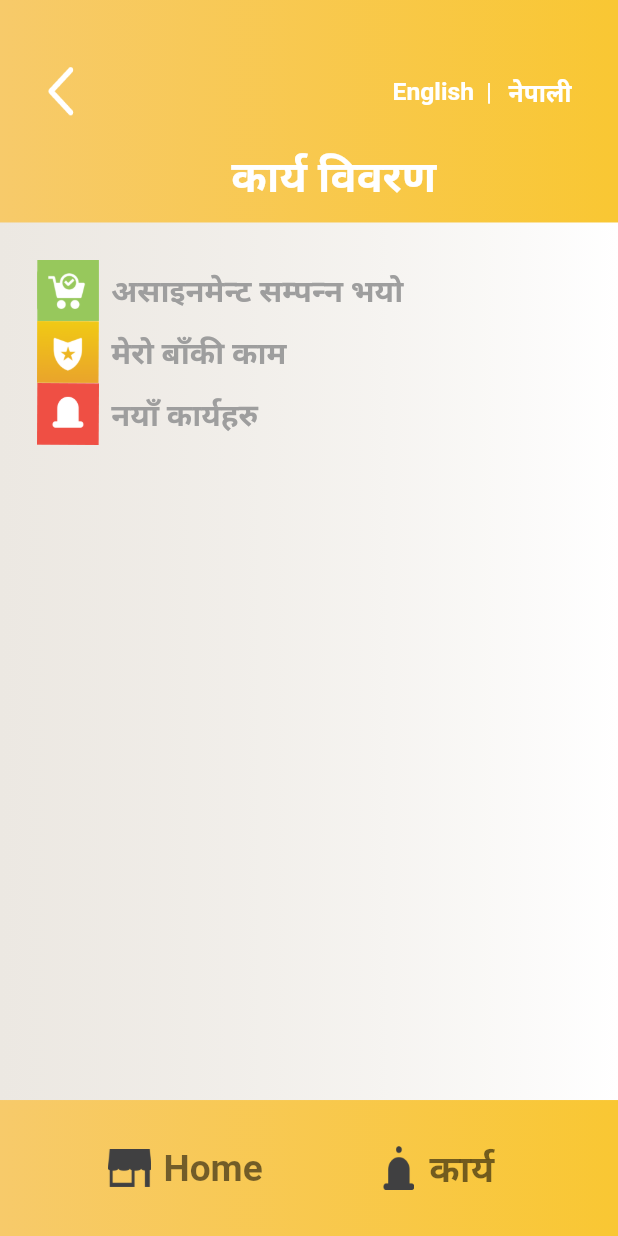
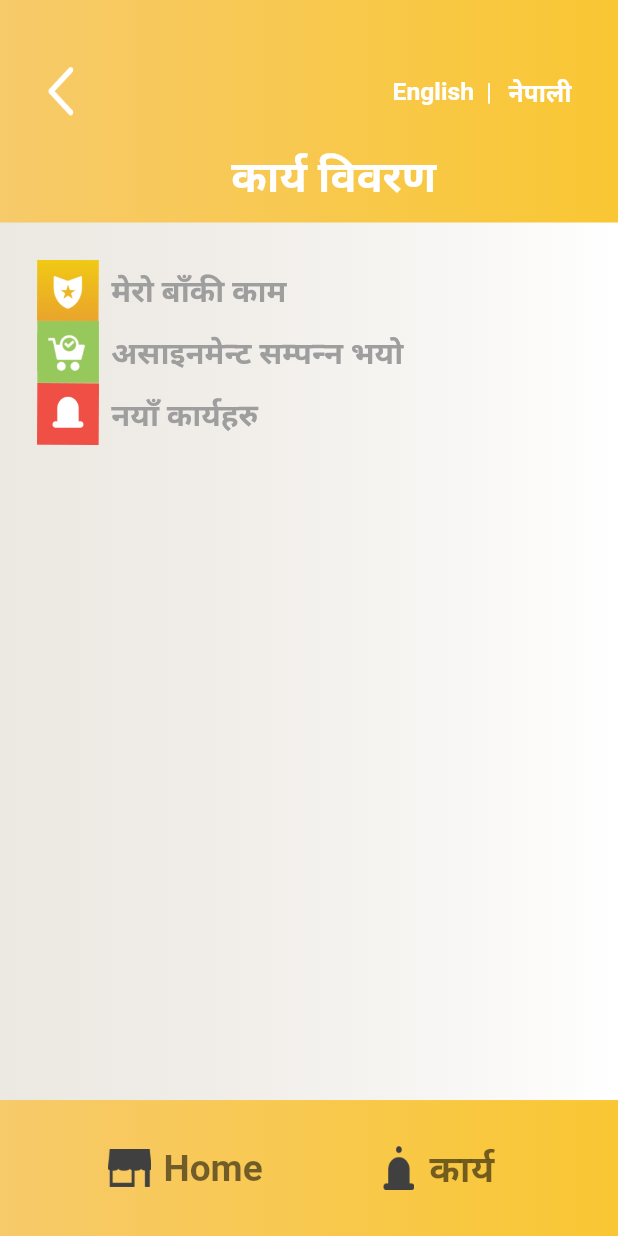
Before and after one commit to diksha/grihni, a Flutter app: the TaskCompleted screen opened directly with empty values, after a tap on "नेपाली", after a tap on "मेरो बाँकी काम", on a phone screen of 412 x 824 dp. Run offline on Flutter 3.47's test engine with Material 2 defaults, Android fonts, the phone set to English and light mode, and no system bars; our stand-ins replace cloud_firestore, device_preview, firebase_auth, firebase_core, firebase_storage, flutter_riverpod and 4 more; accounts and stored records are empty; generated files the repository leaves out were written again; project files that could hold a hidden picture were left out.

Commit message:
setup the arrangement of tasks in task detail screen

```diff
--- a/lib/ui/router.dart
+++ b/lib/ui/router.dart
@@ -80,7 +80,8 @@ Route<dynamic> generateRoute(RouteSettings settings) {
                 task: task,
               ));
     case taskDetailsScreenRoute:
-      return MaterialPageRoute(builder: (context) => const TaskDetails());
+      var selectedButton = settings.arguments as String;
+      return MaterialPageRoute(builder: (context) => TaskDetails(selectedButton: selectedButton,));
 
     case photoUploadScreenRoute:
       var uploadLink = settings.arguments as String;
--- a/lib/ui/screens/profile/profile.dart
+++ b/lib/ui/screens/profile/profile.dart
@@ -169,7 +169,7 @@ class Profile extends ConsumerWidget {
                       ),
                       TextButton(
                         onPressed: () {
-                          Navigator.pushNamed(context, taskDetailsScreenRoute);
+                          Navigator.pushNamed(context, taskDetailsScreenRoute,arguments: "ASSIGNMENTS_DONE");
                         },
                         child: Column(
                           children: [
@@ -202,7 +202,7 @@ class Profile extends ConsumerWidget {
                       ),
                       TextButton(
                         onPressed: () {
-                          Navigator.pushNamed(context, taskDetailsScreenRoute);
+                          Navigator.pushNamed(context, taskDetailsScreenRoute,arguments: "PENDING_TASKS");
                         },
                         child: Column(
                           children: [
@@ -234,7 +234,7 @@ class Profile extends ConsumerWidget {
                       ),
                       TextButton(
                         onPressed: () {
-                          Navigator.pushNamed(context, taskDetailsScreenRoute);
+                          Navigator.pushNamed(context, taskDetailsScreenRoute,arguments: "NEW_TASK");
                         },
                         child: Column(
                           children: [
--- a/lib/ui/screens/profile/task_details.dart
+++ b/lib/ui/screens/profile/task_details.dart
@@ -14,7 +14,8 @@ import 'package:flutter_gen/gen_l10n/app_localizations.dart';
 import 'package:junkiri/ui/widgets/yellow_gradient.dart';
 
 class TaskDetails extends ConsumerWidget {
-  const TaskDetails({Key? key}) : super(key: key);
+  final String selectedButton;
+  const TaskDetails({Key? key, required this.selectedButton}) : super(key: key);
   @override
   Widget build(BuildContext context, ScopedReader watch) {
     final grihini = watch(grihiniProvider);
@@ -22,7 +23,7 @@ class TaskDetails extends ConsumerWidget {
     h = MediaQuery.of(context).size.height;
     return Scaffold(
       body: grihini.when(
-        data: (grihini) => _buildBody(context, grihini, watch),
+        data: (grihini) => _buildBody(context, grihini, watch, selectedButton),
         error: (err, stack) => Center(child: Text(err.toString())),
         loading: () => const Center(child: CircularProgressIndicator()),
       ),
@@ -30,7 +31,8 @@ class TaskDetails extends ConsumerWidget {
   }
 }
 
-Widget _buildBody(context, Grihini grihini, ScopedReader watch) {
+Widget _buildBody(
+    context, Grihini grihini, ScopedReader watch, selectedButton) {
   List<String> pendingTaskIds = grihini.pendingTasks;
   List<String> completedTaskIds = grihini.completedTasks;
   final pendingTask = watch(tasksProvider(pendingTaskIds));
@@ -71,107 +73,31 @@ Widget _buildBody(context, Grihini grihini, ScopedReader watch) {
             width: w,
             height: h * 0.31,
             child: SingleChildScrollView(
-              child: Column(
+              child: selectedButton == "ASSIGNMENTS_DONE"
+                  ? Column(
                       mainAxisAlignment: MainAxisAlignment.spaceBetween,
                       children: [
-                  Row(
+                        _assignmentsDone(context, completedTask, grihini),
+                        _pendingTasks(context, pendingTask, grihini),
+                        _newTasks(context, newTask, grihini),
+                      ],
+                    )
+                  : selectedButton == "PENDING_TASKS"
+                      ? Column(
+                          mainAxisAlignment: MainAxisAlignment.spaceBetween,
                           children: [
-                      SizedBox(
-                        width: w * 0.1,
-                        child: Image.asset(
-                            'assets/images/icons/assignments_done.png'),
-                      ),
-                      SizedBox(
-                        width: w * 0.02,
-                      ),
-                      Text(
-                        AppLocalizations.of(context)!.assignmentsDone,
-                        style: TextStyle(
-                            fontSize: w * 0.05,
-                            color: Colors.grey,
-                            fontWeight: FontWeight.bold),
-                      ),
+                            _pendingTasks(context, pendingTask, grihini),
+                            _assignmentsDone(context, completedTask, grihini),
+                            _newTasks(context, newTask, grihini),
                           ],
-                  ),
-                  Container(
-                    width: w,
-                    child: SingleChildScrollView(
-                      scrollDirection: Axis.horizontal,
-                      child: completedTask.when(
-                        data: (taskList) =>
-                            taskListGenerator(taskList, grihini, context),
-                        loading: () =>
-                            const Center(child: CircularProgressIndicator()),
-                        error: (err, stack) =>
-                            Center(child: Text(err.toString())),
-                      ),
-                    ),
-                  ),
-                  Row(
+                        )
+                      : Column(
+                          mainAxisAlignment: MainAxisAlignment.spaceBetween,
                           children: [
-                      SizedBox(
-                        width: w * 0.1,
-                        child: Image.asset(
-                            'assets/images/icons/pending_tasks.png'),
-                      ),
-                      SizedBox(
-                        width: w * 0.02,
-                      ),
-                      Text(
-                        AppLocalizations.of(context)!.myPendingTasks,
-                        style: TextStyle(
-                            fontSize: w * 0.05,
-                            color: Colors.grey,
-                            fontWeight: FontWeight.bold),
-                      ),
-                    ],
-                  ),
-                  Container(
-                    width: w,
-                    child: SingleChildScrollView(
-                      scrollDirection: Axis.horizontal,
-                      child: pendingTask.when(
-                        data: (taskList) =>
-                            taskListGenerator(taskList, grihini, context),
-                        loading: () =>
-                            const Center(child: CircularProgressIndicator()),
-                        error: (err, stack) =>
-                            Center(child: Text(err.toString())),
-                      ),
-                    ),
-                  ),
-                  Row(
-                    children: [
-                      SizedBox(
-                        width: w * 0.1,
-                        child: Image.asset('assets/images/icons/new_tasks.png'),
-                      ),
-                      SizedBox(
-                        width: w * 0.02,
-                      ),
-                      Text(
-                        AppLocalizations.of(context)!.newTasks,
-                        style: TextStyle(
-                            fontSize: w * 0.05,
-                            color: Colors.grey,
-                            fontWeight: FontWeight.bold),
-                      ),
-                    ],
-                  ),
-                  Container(
-                    width: w,
-                    child: SingleChildScrollView(
-                      scrollDirection: Axis.horizontal,
-                      child: newTask.when(
-                        data: (taskList) =>
-                            taskListGenerator(taskList, grihini, context),
-                        loading: () =>
-                            const Center(child: CircularProgressIndicator()),
-                        error: (err, stack) =>
-                            Center(child: Text(err.toString())),
-                      ),
-                    ),
-                  ),
+                            _newTasks(context, newTask, grihini),
+                            _pendingTasks(context, pendingTask, grihini),
+                            _assignmentsDone(context, completedTask, grihini),
+
                           ],
                         ),
             ),
@@ -269,3 +195,111 @@ Widget taskCard(Task task, Grihini grihini, BuildContext context) {
     ),
   );
 }
+
+Widget _newTasks(context, newTask, grihini) {
+  return Column(
+    children: [
+      Row(
+        children: [
+          SizedBox(
+            width: w * 0.1,
+            child: Image.asset('assets/images/icons/new_tasks.png'),
+          ),
+          SizedBox(
+            width: w * 0.02,
+          ),
+          Text(
+            AppLocalizations.of(context)!.newTasks,
+            style: TextStyle(
+                fontSize: w * 0.05,
+                color: Colors.grey,
+                fontWeight: FontWeight.bold),
+          ),
+        ],
+      ),
+      Container(
+        width: w,
+        child: SingleChildScrollView(
+          scrollDirection: Axis.horizontal,
+          child: newTask.when(
+            data: (taskList) => taskListGenerator(taskList, grihini, context),
+            loading: () => const Center(child: CircularProgressIndicator()),
+            error: (err, stack) => Center(child: Text(err.toString())),
+          ),
+        ),
+      ),
+    ],
+  );
+}
+
+Widget _pendingTasks(context, pendingTask, grihini) {
+  return Column(
+    children: [
+      Row(
+        children: [
+          SizedBox(
+            width: w * 0.1,
+            child: Image.asset('assets/images/icons/pending_tasks.png'),
+          ),
+          SizedBox(
+            width: w * 0.02,
+          ),
+          Text(
+            AppLocalizations.of(context)!.myPendingTasks,
+            style: TextStyle(
+                fontSize: w * 0.05,
+                color: Colors.grey,
+                fontWeight: FontWeight.bold),
+          ),
+        ],
+      ),
+      Container(
+        width: w,
+        child: SingleChildScrollView(
+          scrollDirection: Axis.horizontal,
+          child: pendingTask.when(
+            data: (taskList) => taskListGenerator(taskList, grihini, context),
+            loading: () => const Center(child: CircularProgressIndicator()),
+            error: (err, stack) => Center(child: Text(err.toString())),
+          ),
+        ),
+      ),
+    ],
+  );
+}
+
+Widget _assignmentsDone(context, completedTask, grihini) {
+  return Column(
+    children: [
+      Row(
+        children: [
+          SizedBox(
+            width: w * 0.1,
+            child: Image.asset('assets/images/icons/assignments_done.png'),
+          ),
+          SizedBox(
+            width: w * 0.02,
+          ),
+          Text(
+            AppLocalizations.of(context)!.assignmentsDone,
+            style: TextStyle(
+                fontSize: w * 0.05,
+                color: Colors.grey,
+                fontWeight: FontWeight.bold),
+          ),
+        ],
+      ),
+      Container(
+        width: w,
+        child: SingleChildScrollView(
+          scrollDirection: Axis.horizontal,
+          child: completedTask.when(
+            data: (taskList) => taskListGenerator(taskList, grihini, context),
+            loading: () => const Center(child: CircularProgressIndicator()),
+            error: (err, stack) => Center(child: Text(err.toString())),
+          ),
+        ),
+      ),
+    ],
+  );
+}
--- a/lib/ui/screens/tasks/task_completed.dart
+++ b/lib/ui/screens/tasks/task_completed.dart
@@ -87,8 +87,9 @@ class TaskCompleted extends ConsumerWidget {
                             children: [
                               GestureDetector(
                                 onTap: () {
-                                  Navigator.pushReplacementNamed(
-                                      context, taskDetailsScreenRoute);
+                                  Navigator.popUntil(context, (route) => false);
+                                  Navigator.pushNamed(
+                                      context, taskDetailsScreenRoute,arguments: "PENDING_TASKS");
                                 },
                                 child: Container(
                                   child: Column(
@@ -108,8 +109,9 @@ class TaskCompleted extends ConsumerWidget {
                               ),
                               GestureDetector(
                                 onTap: () {
-                                  Navigator.pushReplacementNamed(
-                                      context, taskDetailsScreenRoute);
+                                  Navigator.popUntil(context, (route) => false);
+                                  Navigator.pushNamed(
+                                      context, taskDetailsScreenRoute,arguments: "NEW_TASKS");
                                 },
                                 child: Container(
                                   child: Column(
--- a/lib/ui/screens/tasks/task_step_youtube.dart
+++ b/lib/ui/screens/tasks/task_step_youtube.dart
@@ -229,7 +229,8 @@ class TaskStepYoutube extends ConsumerWidget {
                       ),
                       TextButton(
                         onPressed: () {
-                          Navigator.pushNamed(context, taskDetailsScreenRoute);
+                          Navigator.popUntil(context, (route) => false);
+                          Navigator.popAndPushNamed(context, taskDetailsScreenRoute,arguments: "PENDING_TASKS");
                         },
                         child: Text(
                           AppLocalizations.of(context)!.task,
--- a/lib/ui/widgets/bottom_navigation_two.dart
+++ b/lib/ui/widgets/bottom_navigation_two.dart
@@ -20,7 +20,7 @@ Widget bottomNavigationTwo(BuildContext context){
             ),
             TextButton(
               onPressed: () {
-                Navigator.pushReplacementNamed(context,homeScreenRoute);
+                Navigator.popAndPushNamed(context,homeScreenRoute);
               },
               child: Text(
                 AppLocalizations.of(context)!.home,
@@ -38,7 +38,8 @@ Widget bottomNavigationTwo(BuildContext context){
             ),
             TextButton(
               onPressed: () {
-                Navigator.pushReplacementNamed(context,taskDetailsScreenRoute);
+                Navigator.popUntil(context, (route) => false);
+                Navigator.popAndPushNamed(context,taskDetailsScreenRoute,arguments: "PENDING_TASKS");
               },
               child: Text(
                 AppLocalizations.of(context)!.task,
```
Lines whose indentation alone changed are shown as unchanged.
